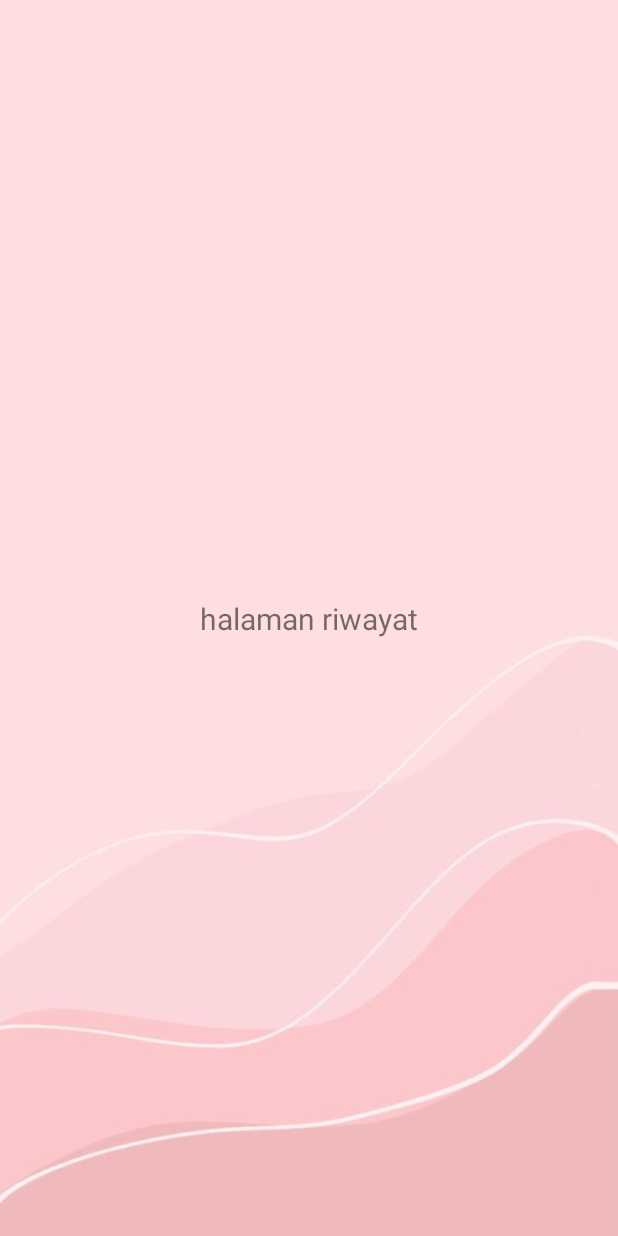
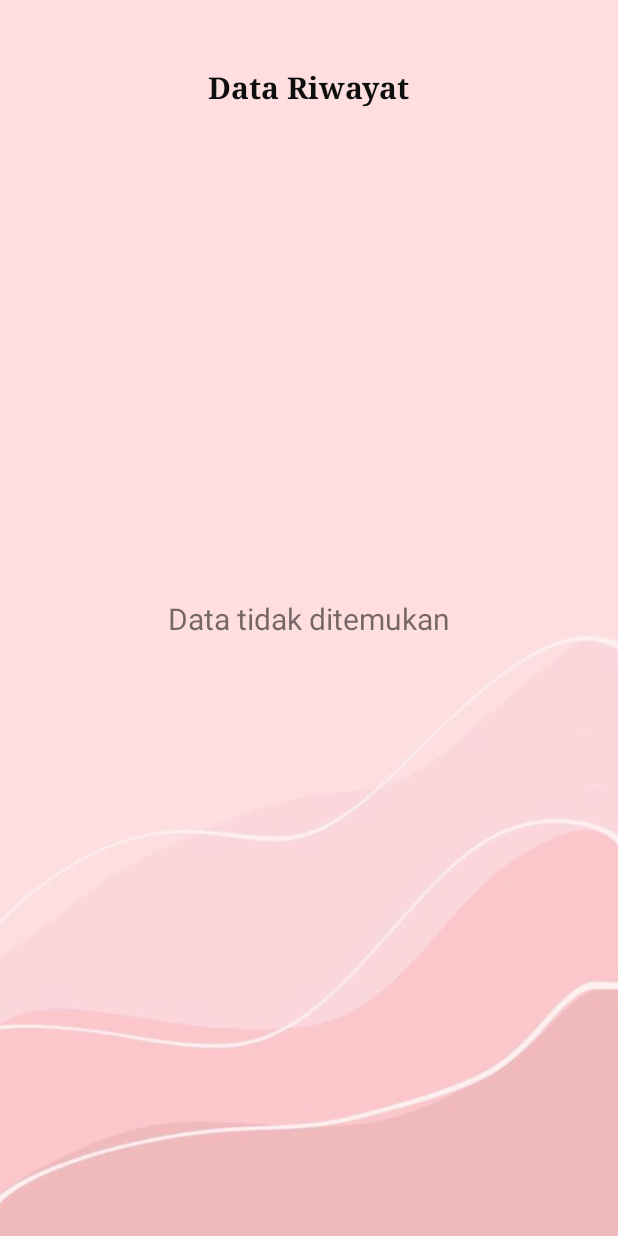
Before and after one commit to roelanmazaya/spotcheck, an Android app: the layout user_riwayat_page.xml on its own in the app's theme, with its tools: preview values and no code run, on a phone screen of 412 x 824 dp. Run offline under Robolectric (Android 15) with nearby library versions, the phone set to English and light mode, and no system bars; Roboto replaces fonts that are not available here.

Commit message:
fix menu riwayat

```diff
--- a/app/src/main/res/layout/user_riwayat_page.xml
+++ b/app/src/main/res/layout/user_riwayat_page.xml
@@ -7,13 +7,41 @@
     android:background="@drawable/k">
 
     <TextView
+        android:id="@+id/textView23"
+        android:layout_width="wrap_content"
+        android:layout_height="wrap_content"
+        android:fontFamily="serif"
+        android:text="Data Riwayat"
+        android:textColor="#0E0E0E"
+        android:textSize="20sp"
+        android:textStyle="bold"
+        app:layout_constraintBottom_toBottomOf="parent"
+        app:layout_constraintEnd_toEndOf="parent"
+        app:layout_constraintStart_toStartOf="parent"
+        app:layout_constraintTop_toTopOf="parent"
+        app:layout_constraintVertical_bias="0.056" />
+
+    <TextView
+        android:visibility="visible"
         android:id="@+id/textView19"
         android:layout_width="wrap_content"
         android:layout_height="wrap_content"
-        android:text="halaman riwayat"
+        android:text="Data tidak ditemukan"
         android:textSize="20sp"
         app:layout_constraintBottom_toBottomOf="parent"
         app:layout_constraintEnd_toEndOf="parent"
         app:layout_constraintStart_toStartOf="parent"
         app:layout_constraintTop_toTopOf="parent" />
+
+    <ListView
+        android:visibility="gone"
+        android:id="@+id/lvDataRiwat"
+        android:layout_width="355dp"
+        android:layout_height="match_parent"
+        android:layout_marginTop="90dp"
+        app:layout_constraintBottom_toBottomOf="parent"
+        app:layout_constraintEnd_toEndOf="parent"
+        app:layout_constraintStart_toStartOf="parent"
+        app:layout_constraintTop_toBottomOf="@+id/textView23"
+        app:layout_constraintVertical_bias="0.0" />
 </androidx.constraintlayout.widget.ConstraintLayout>
```
Also changed, not shown: app/src/main/java/com/example/spotcheck/User_Hasil_Act.kt (+62 -0 lines), app/src/main/java/com/example/spotcheck/User_HistoryFragment.kt (+70 -0 lines), app/src/main/java/com/example/spotcheck/adapter/Adapter_Riwayat.kt (+6 -6 lines), app/src/main/java/com/example/spotcheck/models/Riwayat.kt (+11 -1 lines), app/src/main/res/layout/item_riwayat.xml (+8 -12 lines).
